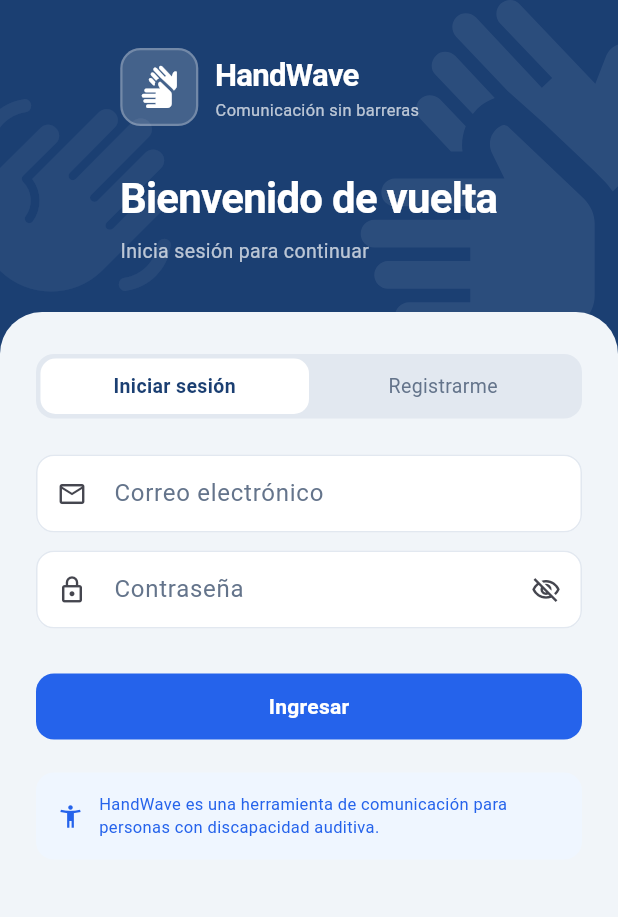
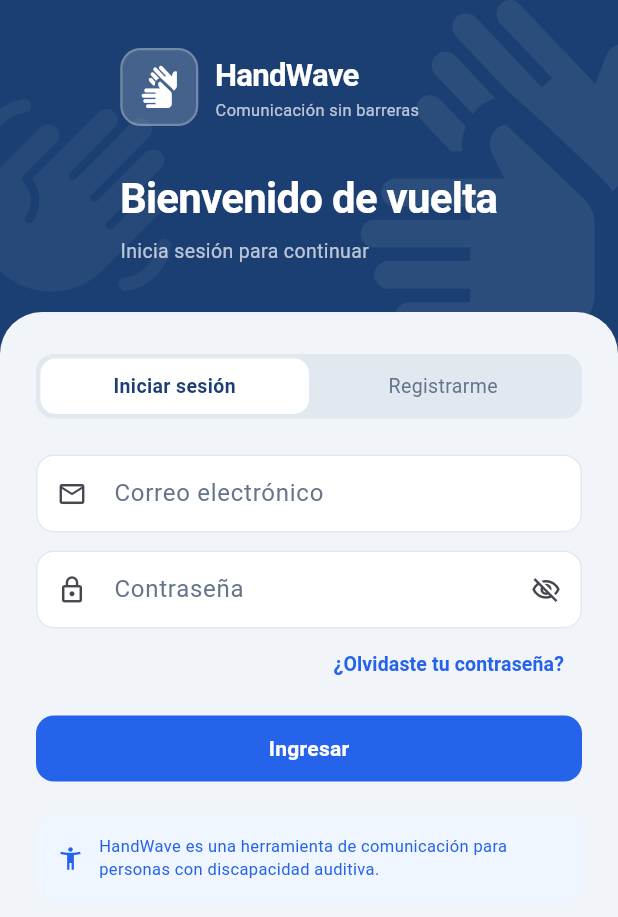
Before and after one commit to Fati0506/handwave-app, a Flutter app: the LoginScreen screen opened by its route, on a phone screen of 412 x 824 dp. Shown: the top 917 px of the screen. Run offline on Flutter 3.47's test engine with Material 3 defaults, Android fonts, the phone set to English and light mode, and no system bars; our stand-ins replace cloud_firestore, firebase_auth, firebase_core, firebase_database, flutter_tts, geolocator and 4 more; accounts and stored records are empty.

Commit message:
olvidar contraseña

```diff
--- a/lib/features/auth/login_screen.dart
+++ b/lib/features/auth/login_screen.dart
@@ -3,6 +3,7 @@ import 'package:go_router/go_router.dart';
 import 'package:provider/provider.dart';
 import '../../core/theme.dart';
 import 'auth_provider.dart';
+import 'package:firebase_auth/firebase_auth.dart' hide AuthProvider;
 
 class LoginScreen extends StatefulWidget {
   const LoginScreen({super.key});
@@ -230,7 +231,47 @@ class _LoginScreenState extends State<LoginScreen>
                                   ? 'Mínimo 6 caracteres'
                                   : null,
                             ),
-                            const SizedBox(height: 28),
+
+                            if (!_isRegister)
+                              Align(
+                                alignment: Alignment.centerRight,
+                                child: TextButton(
+                                  onPressed: () async {
+                                    // Verificamos que el usuario haya escrito su correo arriba
+                                    if (_emailCtrl.text.trim().isEmpty) {
+                                      ScaffoldMessenger.of(context).showSnackBar(
+                                        const SnackBar(content: Text('Escribe tu correo arriba para enviarte el enlace.')),
+                                      );
+                                      return;
+                                    }
+
+                                    try {
+                                      // Enviamos el correo de recuperación
+                                      await FirebaseAuth.instance.sendPasswordResetEmail(
+                                        email: _emailCtrl.text.trim(),
+                                      );
+                                      // ¡Notificación en la app!
+                                      ScaffoldMessenger.of(context).showSnackBar(
+                                        const SnackBar(content: Text('¡Enlace enviado! Revisa el correo en tu celular.')),
+                                      );
+                                    } catch (e) {
+                                      ScaffoldMessenger.of(context).showSnackBar(
+                                        const SnackBar(content: Text('Ocurrió un error al enviar el correo.')),
+                                      );
+                                    }
+                                  },
+                                  child: const Text(
+                                    '¿Olvidaste tu contraseña?',
+                                    style: TextStyle(
+                                      fontSize: 13,
+                                      fontWeight: FontWeight.w600,
+                                    ),
+                                  ),
+                                ),
+                              ),
+
+                            // Ajustamos el espacio dependiendo de si hay botón de olvido o no
+                            SizedBox(height: _isRegister ? 28 : 8),
 
                             SizedBox(
                               width: double.infinity,
```
